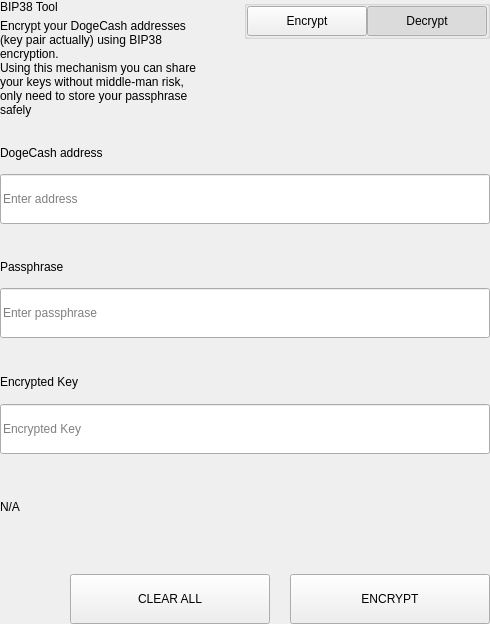
This is src/qt/dogecash/settings/forms/settingsbittoolwidget.ui in Liquid369/blank as Qt 5 draws it before an edit. The edited form follows.
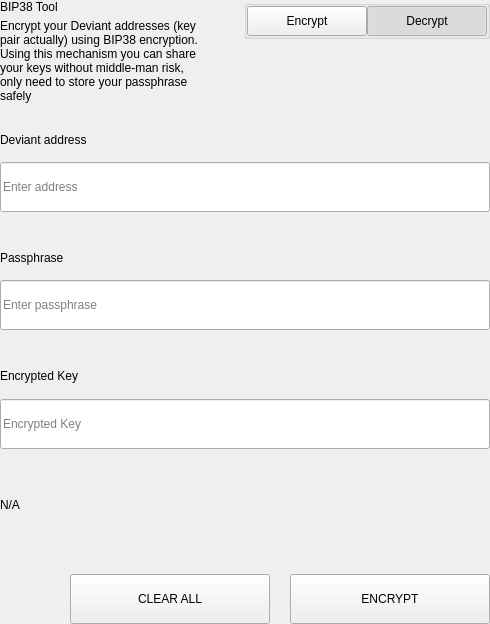
This is the edited form.

Patch:
```diff
--- a/src/qt/dogecash/settings/forms/settingsbittoolwidget.ui
+++ b/src/qt/dogecash/settings/forms/settingsbittoolwidget.ui
@@ -69,7 +69,7 @@
             <item>
              <widget class="QLabel" name="labelSubtitle1">
               <property name="text">
-               <string>Encrypt your DogeCash addresses (key pair actually) using BIP38 encryption.
+               <string>Encrypt your Deviant addresses (key pair actually) using BIP38 encryption.
 Using this mechanism you can share your keys without middle-man risk, only need to store your passphrase safely</string>
               </property>
               <property name="wordWrap">
@@ -657,7 +657,7 @@
                   </size>
                  </property>
                  <property name="text">
-                  <string>DogeCash address</string>
+                  <string>Deviant address</string>
                  </property>
                 </widget>
                </item>
```
